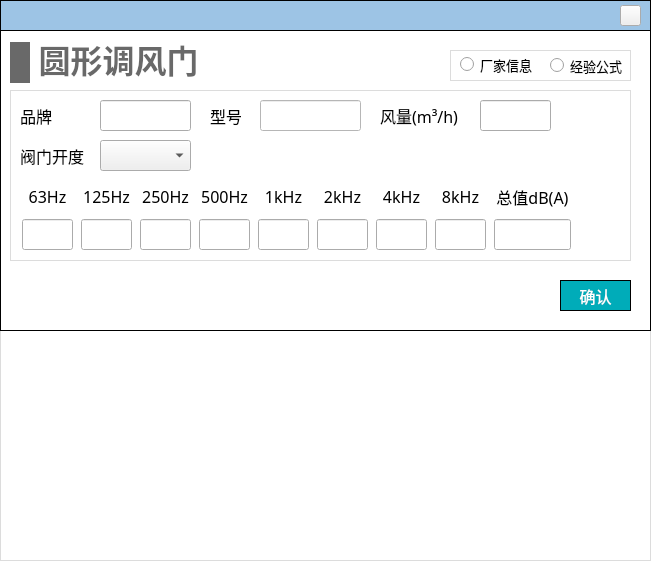
The window that NoiseCalSoft/inputDialog/dialog_circular_damper.ui (haobana/NoiCal) describes before a commit, drawn with Qt 5.
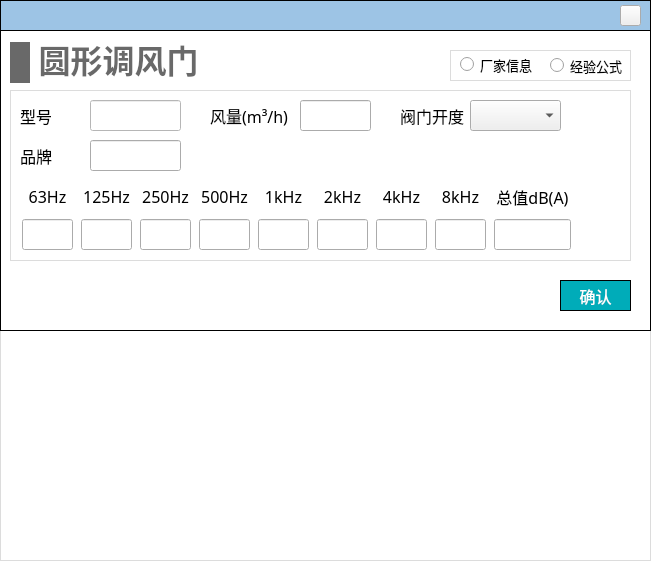
The same window after the commit. The open tabs and pages were chosen to show the change. Icons and pictures are not drawn.

What changed in the file:
```diff
--- a/NoiseCalSoft/inputDialog/dialog_circular_damper.ui
+++ b/NoiseCalSoft/inputDialog/dialog_circular_damper.ui
@@ -75,8 +75,8 @@
     <widget class="QLineEdit" name="lineEdit_brand">
      <property name="geometry">
       <rect>
-       <x>90</x>
-       <y>10</y>
+       <x>80</x>
+       <y>50</y>
        <width>91</width>
        <height>31</height>
       </rect>
@@ -91,7 +91,7 @@
     <widget class="QLineEdit" name="lineEdit_air_volume">
      <property name="geometry">
       <rect>
-       <x>470</x>
+       <x>290</x>
        <y>10</y>
        <width>71</width>
        <height>31</height>
@@ -108,7 +108,7 @@
      <property name="geometry">
       <rect>
        <x>10</x>
-       <y>10</y>
+       <y>50</y>
        <width>41</width>
        <height>31</height>
       </rect>
@@ -126,7 +126,7 @@
     <widget class="QLabel" name="label_15">
      <property name="geometry">
       <rect>
-       <x>370</x>
+       <x>200</x>
        <y>10</y>
        <width>81</width>
        <height>31</height>
@@ -145,8 +145,8 @@
     <widget class="QLabel" name="label_5">
      <property name="geometry">
       <rect>
-       <x>10</x>
-       <y>50</y>
+       <x>390</x>
+       <y>10</y>
        <width>71</width>
        <height>31</height>
       </rect>
@@ -164,8 +164,8 @@
     <widget class="QComboBox" name="comboBox_angle">
      <property name="geometry">
       <rect>
-       <x>90</x>
-       <y>50</y>
+       <x>460</x>
+       <y>10</y>
        <width>91</width>
        <height>31</height>
       </rect>
@@ -180,9 +180,9 @@
     <widget class="QStackedWidget" name="stackedWidget_input">
      <property name="geometry">
       <rect>
-       <x>200</x>
+       <x>10</x>
        <y>10</y>
-       <width>151</width>
+       <width>161</width>
        <height>31</height>
       </rect>
      </property>
@@ -252,9 +252,9 @@
       <widget class="QLineEdit" name="lineEdit_model">
        <property name="geometry">
         <rect>
-         <x>50</x>
+         <x>70</x>
          <y>0</y>
-         <width>101</width>
+         <width>91</width>
          <height>31</height>
         </rect>
        </property>
```
Left out of the diff: 6 changed lines with no effect on the pictures.
